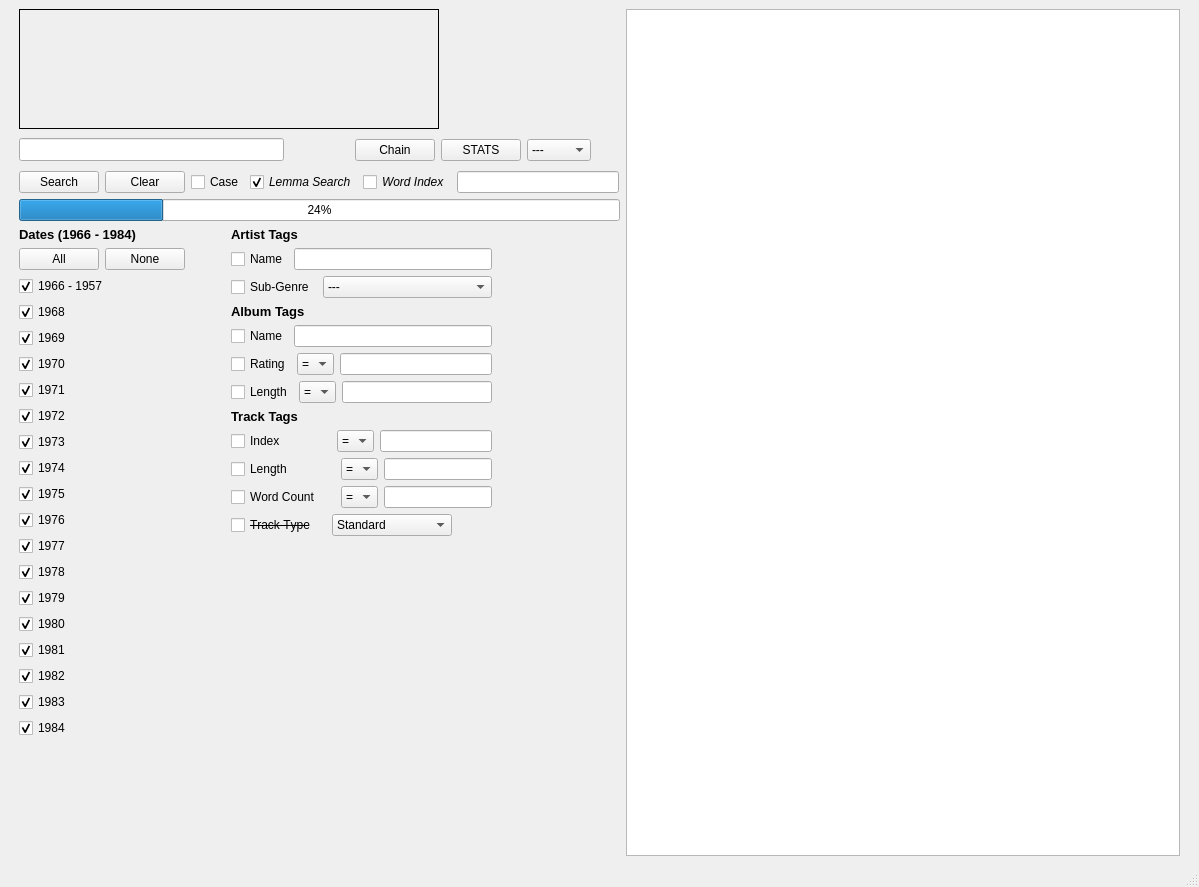
Old version of the form corpus_gui.ui in the repository TyGordon/Curated-Open-Repository-of-Progressive-Song-Entries.
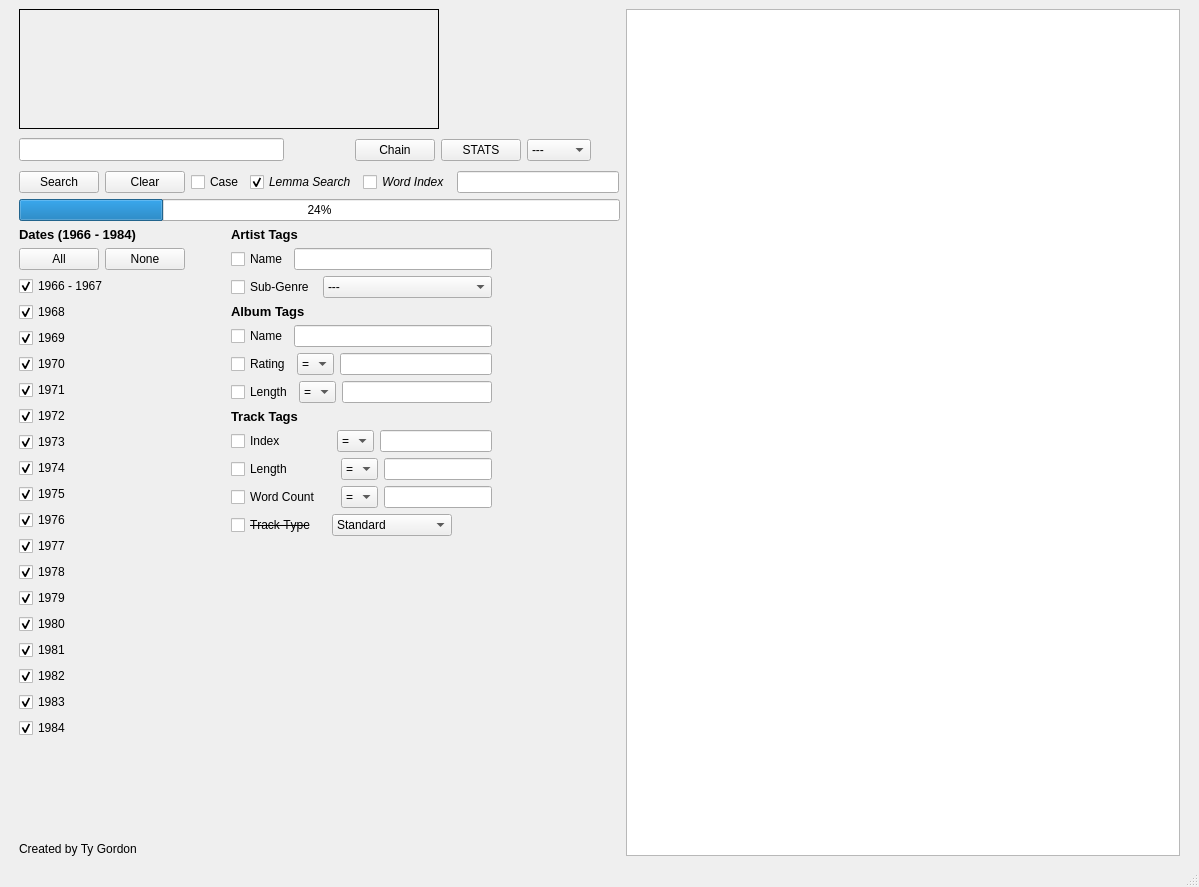
New version of the form. Icons and pictures are not drawn.

Diff of the .ui file:
```diff
--- a/corpus_gui.ui
+++ b/corpus_gui.ui
@@ -697,7 +697,7 @@
           <item>
            <widget class="QCheckBox" name="date1967">
             <property name="text">
-             <string>1966 - 1957</string>
+             <string>1966 - 1967</string>
             </property>
             <property name="checked">
              <bool>true</bool>
@@ -1791,6 +1791,13 @@
         </property>
        </spacer>
       </item>
+      <item>
+       <widget class="QLabel" name="label">
+        <property name="text">
+         <string>Created by Ty Gordon</string>
+        </property>
+       </widget>
+      </item>
      </layout>
     </item>
     <item>
```
Left out of the diff: 2 changed lines with no effect on the pictures.
